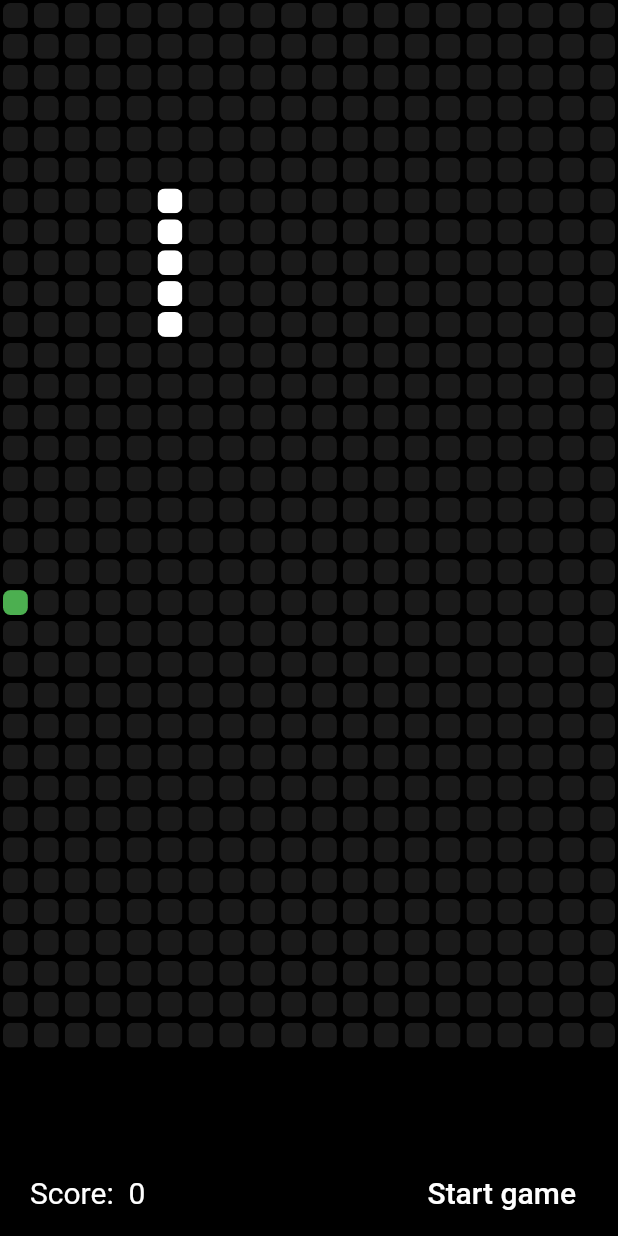
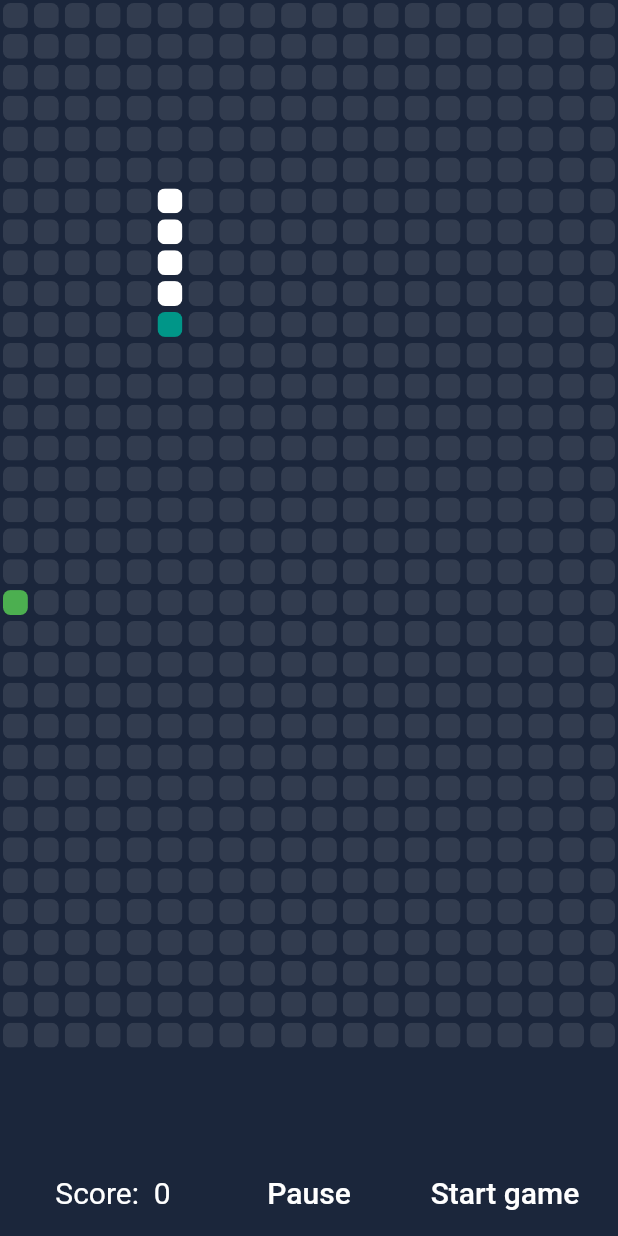
Before and after one commit to minhphan46/Snake_game_Flutter, a Flutter app: the screen it shows after launch, after a tap on "Start game", on a phone screen of 412 x 824 dp. Run offline on Flutter 3.47's test engine with Material 2 defaults, Android fonts, the phone set to English and light mode, and no system bars.

Commit message:
update all

```diff
--- a/lib/home_screen.dart
+++ b/lib/home_screen.dart
@@ -17,14 +17,19 @@ class _MyHomePageState extends State<MyHomePage> {
   static var randomNumber = Random();
   int food = randomNumber.nextInt(numberOfSquares);
   int speed = 300;
-  Color backroundColor = Colors.black;
   var direction = 'down';
   bool begin = true;
   bool _enabled = true;
+  bool _ispause = false;
   int scorce = (snakePosition.length - 5);
   Timer? timer;
+  Color backroundColor = Color(0xff1b263b);
+  Color snakeColor = Colors.white;
+  Color snakeHeadColor = Colors.teal;
+  Color foodColor = Colors.green;
 //========== Function of Game =============================
   void generateNewFood() {
+    print(speed);
     do {
       food = randomNumber.nextInt(numberOfSquares);
     } while (snakePosition.contains(food));
@@ -32,16 +37,17 @@ class _MyHomePageState extends State<MyHomePage> {
 
   void increaseDifficulty() {
     if (scorce % 2 == 0) {
-      (speed > 20) ? (speed -= 20) : (speed = 20);
+      (speed > 20) ? (speed -= 10) : (speed = 10);
     }
   }
 
   void startGame() {
-    if (!begin) return;
+    if (!begin && !_ispause) return;
     snakePosition = [45, 65, 85, 105, 125];
     speed = 300;
-    var direction = 'down';
+    direction = 'down';
     _enabled = true;
+    _ispause = false;
     final duration = Duration(milliseconds: speed);
     timer = Timer.periodic(duration, (Timer timer) {
       updateSnake();
@@ -55,12 +61,14 @@ class _MyHomePageState extends State<MyHomePage> {
   }
 
   void stopTime() {
+    if (timer != null) {
       setState(() {
         timer!.cancel();
+        timer = null;
+        _ispause = true;
       });
-  }
-
-  void continueRuning() {
+    } else {
+      _ispause = false;
       final duration = Duration(milliseconds: speed);
       timer = Timer.periodic(duration, (Timer timer) {
         updateSnake();
@@ -72,11 +80,13 @@ class _MyHomePageState extends State<MyHomePage> {
         }
       });
     }
+  }
 
   void updateSnake() {
     if (begin) {
       direction = 'down';
       begin = false;
+      _ispause = false;
     }
     setState(
       () {
@@ -85,7 +95,6 @@ class _MyHomePageState extends State<MyHomePage> {
             if (snakePosition.last >= (numberOfSquares - 20)) {
               int x = snakePosition.last % (numberOfSquares - 20);
               snakePosition.add(x);
-              print('${snakePosition}');
             } else {
               snakePosition.add(snakePosition.last + 20);
             }
@@ -147,8 +156,8 @@ class _MyHomePageState extends State<MyHomePage> {
       context: context,
       builder: (context) {
         return AlertDialog(
-          title: Text('GAME OVER'),
-          content: Text('Your score: ' + scorce.toString()),
+          title: const Text('GAME OVER'),
+          content: Text('Your score: $scorce'),
           actions: [
             TextButton(
                 onPressed: () {
@@ -176,7 +185,7 @@ class _MyHomePageState extends State<MyHomePage> {
           Expanded(
             child: GestureDetector(
               //====== xu ly dieu khien ================
-              onVerticalDragUpdate: _enabled
+              onVerticalDragUpdate: _enabled && !_ispause
                   ? (details) {
                       if (direction != 'up' && details.delta.dy > 0) {
                         direction = 'down';
@@ -185,7 +194,7 @@ class _MyHomePageState extends State<MyHomePage> {
                       }
                     }
                   : null,
-              onHorizontalDragUpdate: _enabled
+              onHorizontalDragUpdate: _enabled && !_ispause
                   ? (details) {
                       if (direction != 'left' && details.delta.dx > 0) {
                         direction = 'right';
@@ -199,15 +208,21 @@ class _MyHomePageState extends State<MyHomePage> {
                 numberOfSquares: numberOfSquares,
                 food: food,
                 snakePosition: snakePosition,
+                snakeColor: snakeColor,
+                snakeHeadColor: snakeHeadColor,
+                foodColor: foodColor,
               ),
             ),
           ),
           Padding(
-            padding: const EdgeInsets.only(bottom: 5, left: 20, right: 20),
+            padding: const EdgeInsets.only(bottom: 5, left: 10, right: 10),
             child: Row(
-              mainAxisAlignment: MainAxisAlignment.spaceBetween,
+              mainAxisAlignment: MainAxisAlignment.spaceAround,
+              crossAxisAlignment: CrossAxisAlignment.center,
               children: [
-                Row(
+                Expanded(
+                  child: Row(
+                    mainAxisAlignment: MainAxisAlignment.center,
                     children: [
                       Text(
                         'Score:  ${snakePosition.length - 5}',
@@ -218,24 +233,28 @@ class _MyHomePageState extends State<MyHomePage> {
                       ),
                     ],
                   ),
-                /* TextButton(
-                  onPressed: null,
-                  //(begin) ? null : ((isRuning) ? stopTime : continueRuning),
+                ),
+                Expanded(
+                  child: TextButton(
+                    onPressed: (begin) ? null : stopTime,
                     child: Text(
-                    (i.isActive) ? 'Pause' : 'Continue',
-                    style: TextStyle(
+                      (begin) ? '' : ((timer != null) ? 'Pause' : 'Continue'),
+                      style: const TextStyle(
                         color: Colors.white,
                         fontSize: 20,
                       ),
                     ),
-                ), */
-                TextButton(
+                  ),
+                ),
+                Expanded(
+                  child: TextButton(
                     onPressed: startGame,
                     child: const Text(
                       'Start game',
                       style: TextStyle(
                         color: Colors.white,
                         fontSize: 20,
+                      ),
                     ),
                   ),
                 ),
--- a/lib/widgets/gridView_table.dart
+++ b/lib/widgets/gridView_table.dart
@@ -5,13 +5,15 @@ class GridViewTable extends StatelessWidget {
   final List<int> snakePosition;
   final int food;
   final Color snakeColor;
+  final Color snakeHeadColor;
   final Color foodColor;
   final Color backroundColor;
-  GridViewTable({
+  const GridViewTable({
     required this.numberOfSquares,
     required this.snakePosition,
     required this.food,
     this.snakeColor = Colors.white,
+    this.snakeHeadColor = Colors.teal,
     this.foodColor = Colors.green,
     this.backroundColor = Colors.white10,
   });
@@ -19,7 +21,7 @@ class GridViewTable extends StatelessWidget {
   Widget build(BuildContext context) {
     return Container(
       child: GridView.builder(
-        physics: NeverScrollableScrollPhysics(),
+        physics: const NeverScrollableScrollPhysics(),
         itemCount: numberOfSquares,
         gridDelegate: const SliverGridDelegateWithFixedCrossAxisCount(
           crossAxisCount: 20,
@@ -32,7 +34,9 @@ class GridViewTable extends StatelessWidget {
                 borderRadius: BorderRadius.circular(5),
                 child: Container(
                   color: (snakePosition.contains(index))
-                      ? snakeColor
+                      ? ((snakePosition.last == index)
+                          ? snakeHeadColor
+                          : snakeColor)
                       : ((index == food) ? foodColor : backroundColor),
                   /* child: Text(
                     '${index}',
```
Also changed, not shown: pubspec.yaml (+7 -4 lines), assets/images/snake_icon.png (added), pubspec.lock, 28 other files. Lines whose indentation alone changed are shown as unchanged.
